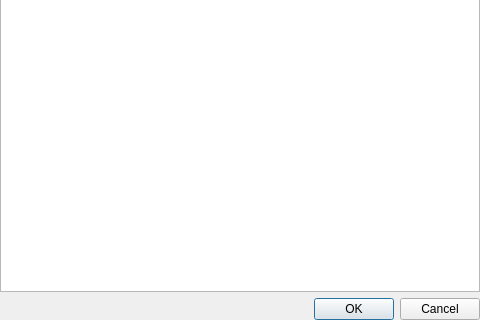
First picture: the form in ui/ListDialog.ui, repository pponsv/mirnov_viewer, before the edit; both pictures show x 0 to 480 and y 320 to 640 of the 480 by 640 pixel window.
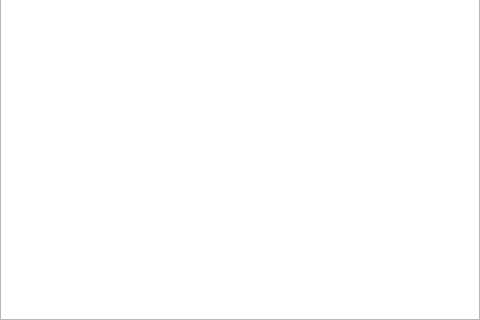
Second picture: the form after the edit.

The edit to the form file:
```diff
--- a/ui/ListDialog.ui
+++ b/ui/ListDialog.ui
@@ -35,16 +35,6 @@
     </size>
    </property>
    <layout class="QGridLayout" name="gridLayout">
-    <item row="1" column="0">
-     <widget class="QDialogButtonBox" name="buttonBox">
-      <property name="orientation">
-       <enum>Qt::Horizontal</enum>
-      </property>
-      <property name="standardButtons">
-       <set>QDialogButtonBox::Cancel|QDialogButtonBox::Ok</set>
-      </property>
-     </widget>
-    </item>
     <item row="0" column="0">
      <widget class="QTableView" name="tableView"/>
     </item>
```
Left out of the diff: 37 changed lines with no effect on the pictures.
